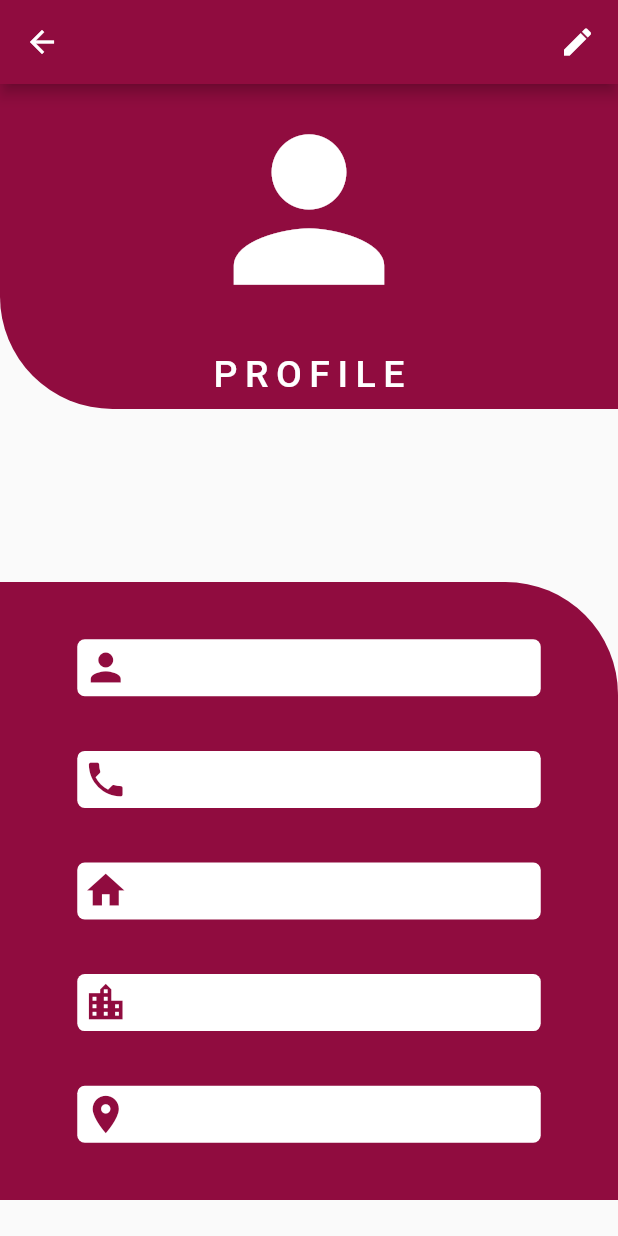
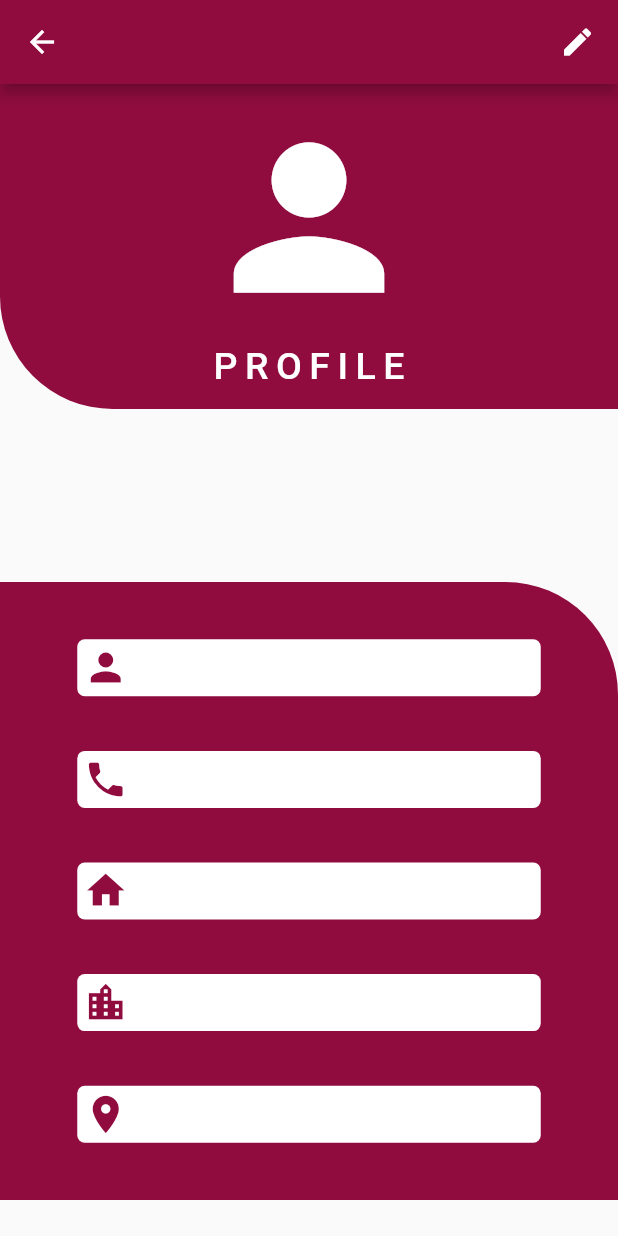
Before and after one commit to axactstudios/groceryman, a Flutter app: the ProfilePage screen opened directly, on a phone screen of 412 x 824 dp. Run offline on Flutter 3.47's test engine with Material 2 defaults, Android fonts, the phone set to English and light mode, and no system bars; our stand-ins replace firebase_auth, firebase_database, flutter_spinkit, fluttertoast, font_awesome_flutter, getflutter and 2 more; missing offline and left inert: flutter_email_sender, flutter_open_whatsapp, razorpay_flutter; accounts and stored records are empty; Roboto replaces fonts that are missing (sf_pro).

Commit message:
some changes

```diff
--- a/lib/OtherPages/ProfilePage.dart
+++ b/lib/OtherPages/ProfilePage.dart
@@ -87,15 +87,18 @@ class _ProfilePageState extends State<ProfilePage> {
                     child: Column(
                       mainAxisAlignment: MainAxisAlignment.center,
                       children: <Widget>[
-                        Icon(
+                        Container(
+                          child: Icon(
                             Icons.person,
                             color: Colors.white,
                             size: 150,
                           ),
+                        ),
                         SizedBox(
-                          height: 20,
+                          height: 10,
                         ),
-                        Text(
+                        Container(
+                          child: Text(
                             'PROFILE',
                             style: TextStyle(
                                 color: Colors.white,
@@ -103,6 +106,7 @@ class _ProfilePageState extends State<ProfilePage> {
                                 fontSize: 25,
                                 fontFamily: 'sf_pro',
                                 letterSpacing: 5),
+                          ),
                         ),
                       ],
                     ),
```
Also changed, not shown: lib/OtherPages/OrdersPage.dart (+7 -4 lines), lib/OtherPages/itemPage.dart (+9 -3 lines). Lines whose indentation alone changed are shown as unchanged.
